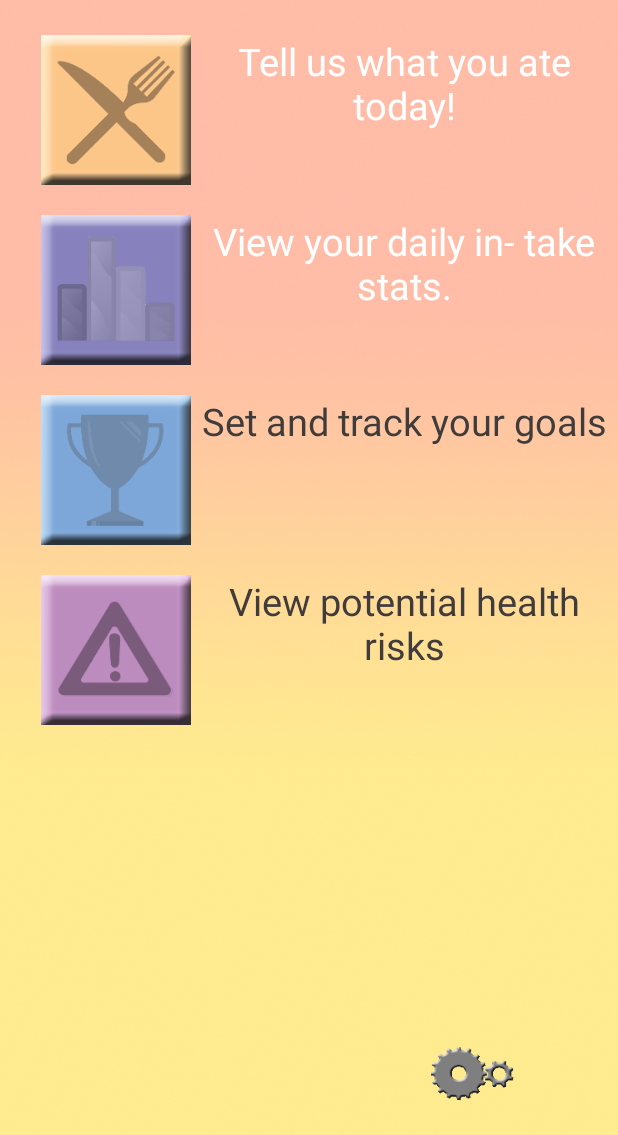
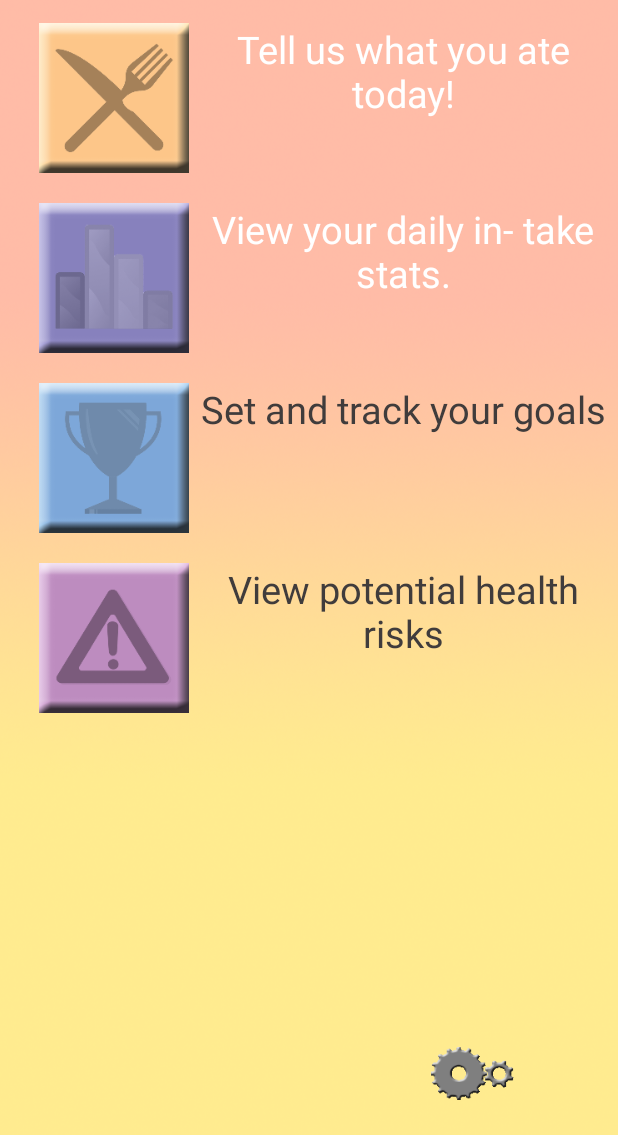
Before and after one commit to DennyScott/HealthTrack, an Android app: the screen it shows after launch (mainScreen), on a phone screen of 412 x 824 dp, the part 101-1236 px from its top. Run offline under Robolectric (Android 15) with nearby library versions, the light colour scheme and no system bars.

Commit message:
Quick GUI Patches

```diff
--- a/app/src/main/res/layout-normal/home_screen.xml
+++ b/app/src/main/res/layout-normal/home_screen.xml
@@ -14,13 +14,13 @@
         android:layout_height="100dp"
         android:id="@+id/ateButton"
         android:background="@drawable/ate_button_action"
-        android:layout_marginTop="23dp"
+        android:layout_marginTop="15dp"
         android:onClick="ateButton"
+        android:layout_marginLeft="26dp"
+        android:layout_marginStart="26dp"
         android:layout_below="@+id/title"
         android:layout_alignParentLeft="true"
-        android:layout_alignParentStart="true"
-        android:layout_marginLeft="27dp"
-        android:layout_marginStart="27dp" />
+        android:layout_alignParentStart="true" />
 
     <ImageButton
         android:layout_width="100dp"
@@ -72,9 +72,9 @@
         android:text="HealthTrack"
         android:textStyle="bold"
         android:textSize="50sp"
+        android:textColor="#403c3c"
         android:layout_alignParentTop="true"
-        android:layout_centerHorizontal="true"
-        android:textColor="#403c3c" />
+        android:layout_centerHorizontal="true" />
 
     <TextView
         android:layout_width="fill_parent"
```
Also changed, not shown: app/src/main/res/mipmap-xxxhdpi/ic_launcher.png (deleted).
